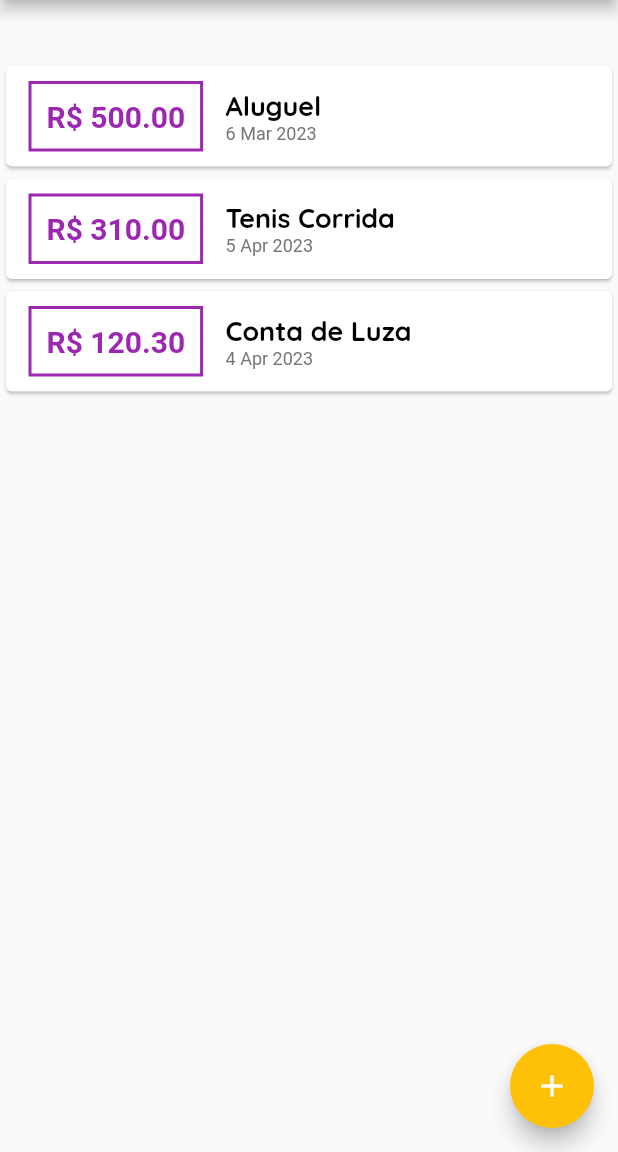
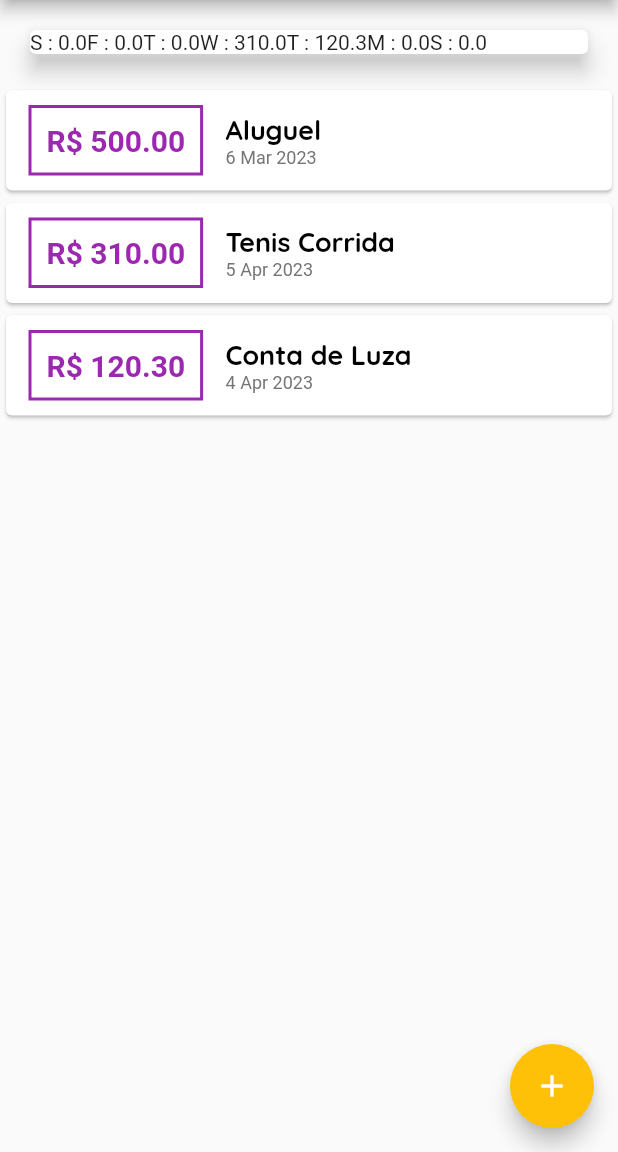
Before and after one commit to 9reis/despesas_pessoais__flutter, a Flutter app: the screen it shows after launch, on a phone screen of 412 x 824 dp, the part 84-1236 px from its top. Run offline on Flutter 3.47's test engine with Material 2 defaults, Android fonts, the light colour scheme and no system bars.

Commit message:
Chart Widget #3

```diff
--- a/lib/components/chart.dart
+++ b/lib/components/chart.dart
@@ -28,9 +28,6 @@ class Chart extends StatelessWidget {
         }
       }
 
-      print(DateFormat.E().format(weekDay)[0]);
-      print(totalSum);
-
       return {
         //Pega a sigla do dia da semana
         'day': DateFormat.E().format(weekDay)[0],
@@ -46,7 +43,9 @@ class Chart extends StatelessWidget {
       elevation: 6,
       margin: EdgeInsets.all(20),
       child: Row(
-        children: [],
+        children: groupedTransactions.map((tr) {
+          return Text('${tr['day']} : ${tr['value']}');
+        }).toList(),
       ),
     );
   }
```
